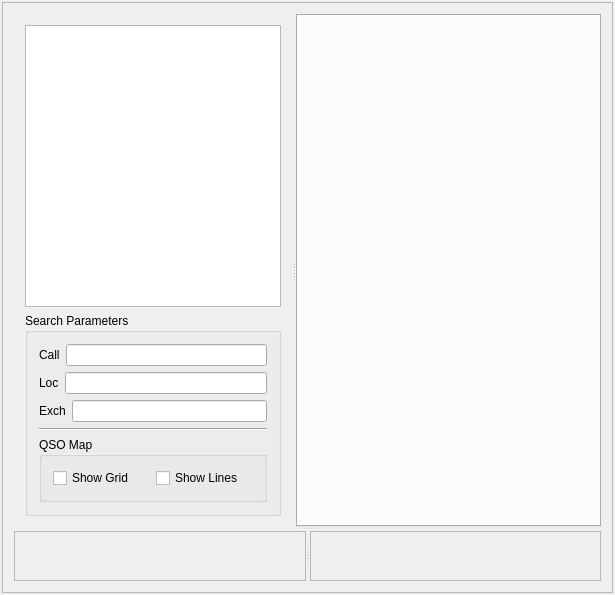
This is mqt/MqtMonitor/MonitorMain.ui in Rsclub22/Minos2-Mirror as Qt 5 draws it before an edit. The edited form follows.
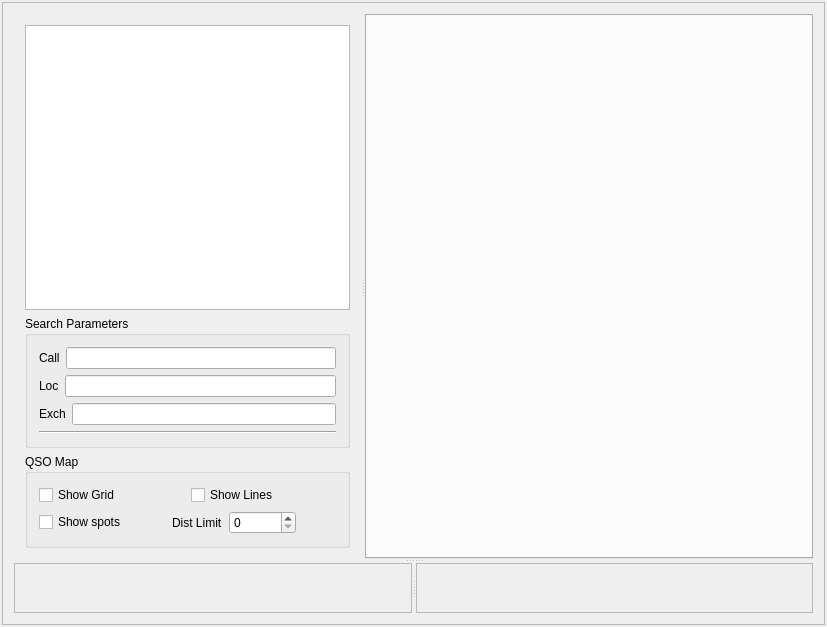
This is the edited form. Custom widgets are drawn as their Qt base class.

Commit message: Configuration of spots on QSO map

Diff of the .ui file:
```diff
--- a/mqt/MqtMonitor/MonitorMain.ui
+++ b/mqt/MqtMonitor/MonitorMain.ui
@@ -6,8 +6,8 @@
    <rect>
     <x>0</x>
     <y>0</y>
-    <width>615</width>
-    <height>595</height>
+    <width>827</width>
+    <height>627</height>
    </rect>
   </property>
   <property name="windowTitle">
@@ -71,7 +71,7 @@
               <property name="title">
                <string>Search Parameters</string>
               </property>
-              <layout class="QVBoxLayout" name="verticalLayout_2">
+              <layout class="QVBoxLayout" name="verticalLayout_5">
                <item>
                 <layout class="QHBoxLayout" name="horizontalLayout_4">
                  <item>
@@ -133,11 +133,16 @@
                  </property>
                 </widget>
                </item>
+              </layout>
+             </widget>
+            </item>
                <item>
                 <widget class="QGroupBox" name="groupBox">
                  <property name="title">
                   <string>QSO Map</string>
                  </property>
+              <layout class="QVBoxLayout" name="verticalLayout_2">
+               <item>
                  <layout class="QHBoxLayout" name="horizontalLayout">
                   <item>
                    <widget class="QCheckBox" name="showGridcb">
@@ -153,8 +158,64 @@
                     </property>
                    </widget>
                   </item>
-                 </layout>
-                </widget>
+                 <item>
+                  <layout class="QHBoxLayout" name="horizontalLayout_6"/>
+                 </item>
+                </layout>
+               </item>
+               <item>
+                <layout class="QHBoxLayout" name="horizontalLayout_5">
+                 <item>
+                  <widget class="QCheckBox" name="mapShowSpots">
+                   <property name="text">
+                    <string>Show spots</string>
+                   </property>
+                  </widget>
+                 </item>
+                 <item>
+                  <spacer name="horizontalSpacer">
+                   <property name="orientation">
+                    <enum>Qt::Horizontal</enum>
+                   </property>
+                   <property name="sizeHint" stdset="0">
+                    <size>
+                     <width>40</width>
+                     <height>20</height>
+                    </size>
+                   </property>
+                  </spacer>
+                 </item>
+                 <item>
+                  <widget class="QLabel" name="label_4">
+                   <property name="text">
+                    <string>Dist Limit</string>
+                   </property>
+                  </widget>
+                 </item>
+                 <item>
+                  <widget class="QSpinBox" name="clusterDistanceLimit">
+                   <property name="maximum">
+                    <number>100000</number>
+                   </property>
+                   <property name="singleStep">
+                    <number>100</number>
+                   </property>
+                  </widget>
+                 </item>
+                 <item>
+                  <spacer name="horizontalSpacer_2">
+                   <property name="orientation">
+                    <enum>Qt::Horizontal</enum>
+                   </property>
+                   <property name="sizeHint" stdset="0">
+                    <size>
+                     <width>40</width>
+                     <height>20</height>
+                    </size>
+                   </property>
+                  </spacer>
+                 </item>
+                </layout>
                </item>
               </layout>
              </widget>
@@ -229,17 +290,17 @@
  </widget>
  <layoutdefault spacing="6" margin="11"/>
  <customwidgets>
-  <customwidget>
-   <class>MonitoredLogs</class>
-   <extends>QTreeView</extends>
-   <header>monitoredlogs.h</header>
-  </customwidget>
   <customwidget>
    <class>MinosSplitter</class>
    <extends>QSplitter</extends>
    <header>minossplitter.h</header>
    <container>1</container>
   </customwidget>
+  <customwidget>
+   <class>MonitoredLogs</class>
+   <extends>QTreeView</extends>
+   <header>monitoredlogs.h</header>
+  </customwidget>
   <customwidget>
    <class>MatchThisFrame</class>
    <extends>QFrame</extends>
```
Left out of the diff: 2 changed lines with no effect on the pictures. Lines whose indentation alone changed are shown as unchanged. The commit also changes 17 other files.
